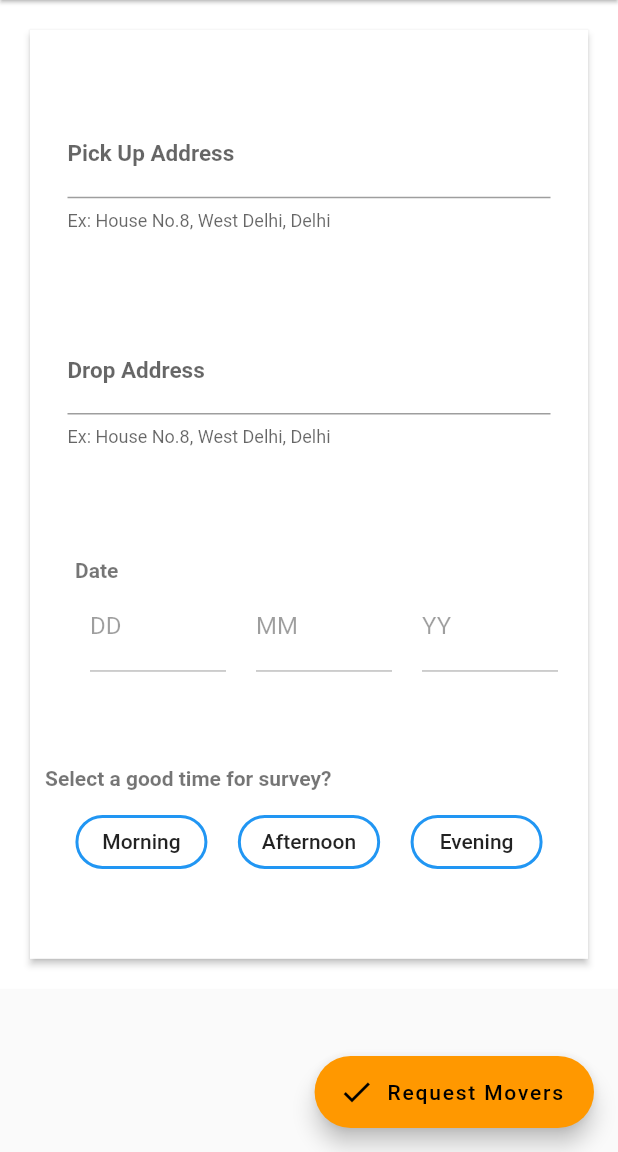
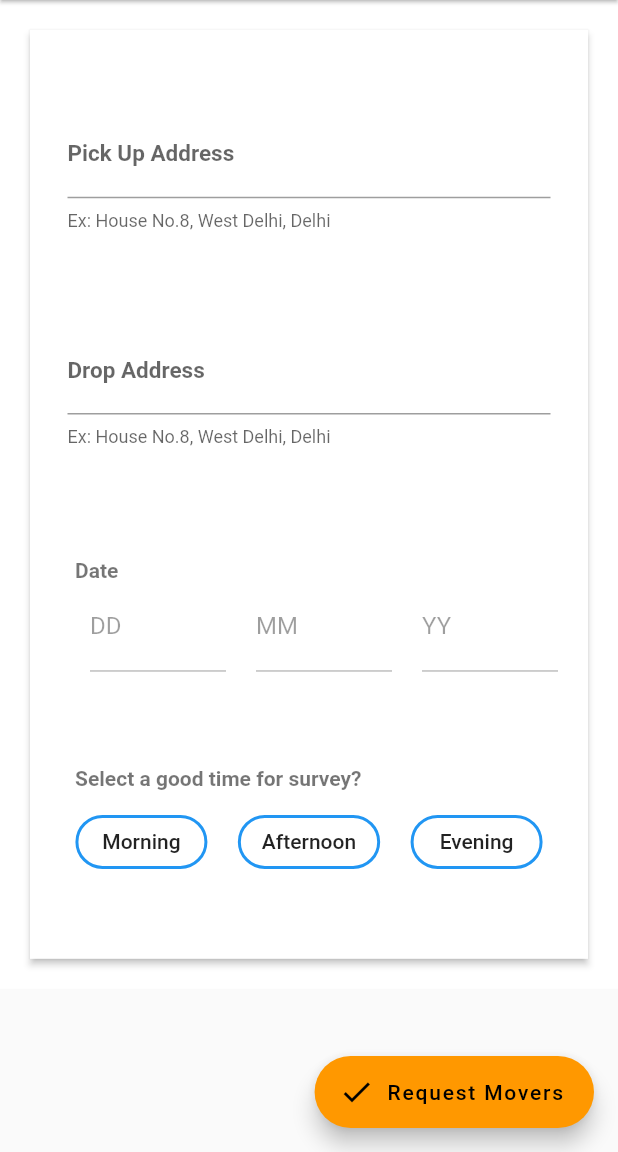
Before and after one commit to AshweenMankash/PackersAndMovers, a Flutter app: the MovingHomesWidget screen opened directly, on a phone screen of 412 x 824 dp, the part 84-1236 px from its top. Run offline on Flutter 3.47's test engine with Material 2 defaults, Android fonts, the phone set to English and light mode, and no system bars; our stand-ins replace google_maps_flutter; missing offline and left inert: flutter_calendar; network calls fail.

Commit message:
First Commit

```diff
--- a/lib/Widgets/MovingHomesWidget.dart
+++ b/lib/Widgets/MovingHomesWidget.dart
@@ -92,7 +92,7 @@ class _MovingHomesWidgetState extends State<MovingHomesWidget> {
                        mainAxisAlignment: MainAxisAlignment.spaceAround,
                        children: <Widget>[
                          Padding(
-                           padding: const EdgeInsets.only(left:10.0),
+                           padding: const EdgeInsets.only(left:30.0),
                            child: Text("Select a good time for survey?",style: TextStyle(fontWeight: FontWeight.bold,color: Colors.black54),),
                          ),
                          Padding(
@@ -118,7 +118,7 @@ class _MovingHomesWidgetState extends State<MovingHomesWidget> {
               ],
             ),
           ),
-        ),floatingActionButton: FloatingActionButton.extended(onPressed: (){}, icon: Icon(Icons.check), label: Text("Request Movers")),
+        ),floatingActionButton: FloatingActionButton.extended(onPressed: (){}, icon: Icon(Icons.check), label: Text("Request Movers"),),
       ),
     );
   }
```
Also changed, not shown: lib/Model/MovingServiceModel.dart (added, +19 -0 lines), lib/ViewModel/MovingServieViewModel.dart (added).
